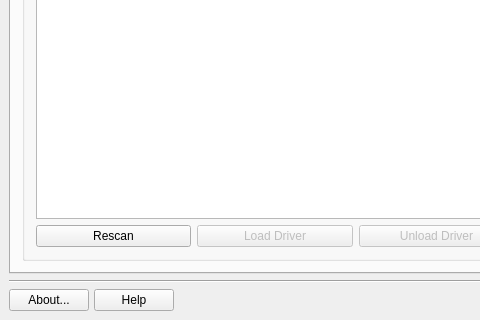
Qt form meconfig.ui (MX-Linux/mx-network-assistant) before a commit; both pictures show x 0 to 480 and y 217 to 537 of the 712 by 537 pixel window.
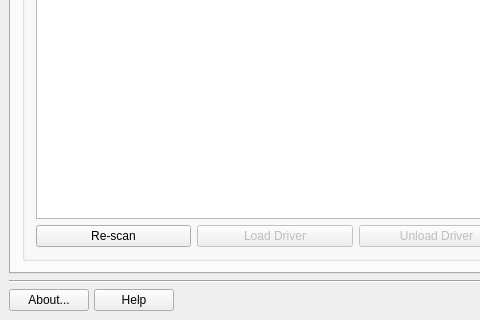
The same form after that commit. The open tabs and pages were chosen to show the change. Icons and pictures are not drawn.

Diff of the .ui file:
```diff
--- a/meconfig.ui
+++ b/meconfig.ui
@@ -389,7 +389,7 @@
              </size>
             </property>
             <property name="text">
-             <string>Rescan</string>
+             <string>Re-scan</string>
             </property>
             <property name="icon">
              <iconset theme="view-refresh">
```
Left out of the diff: 4 changed lines with no effect on the pictures.
